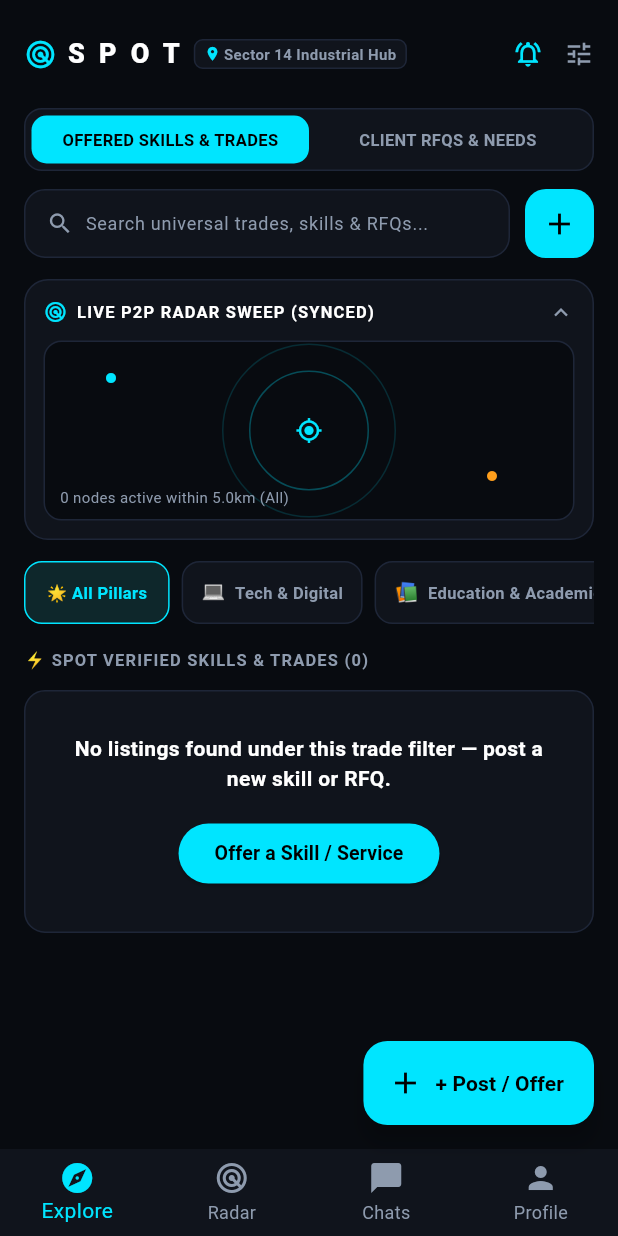
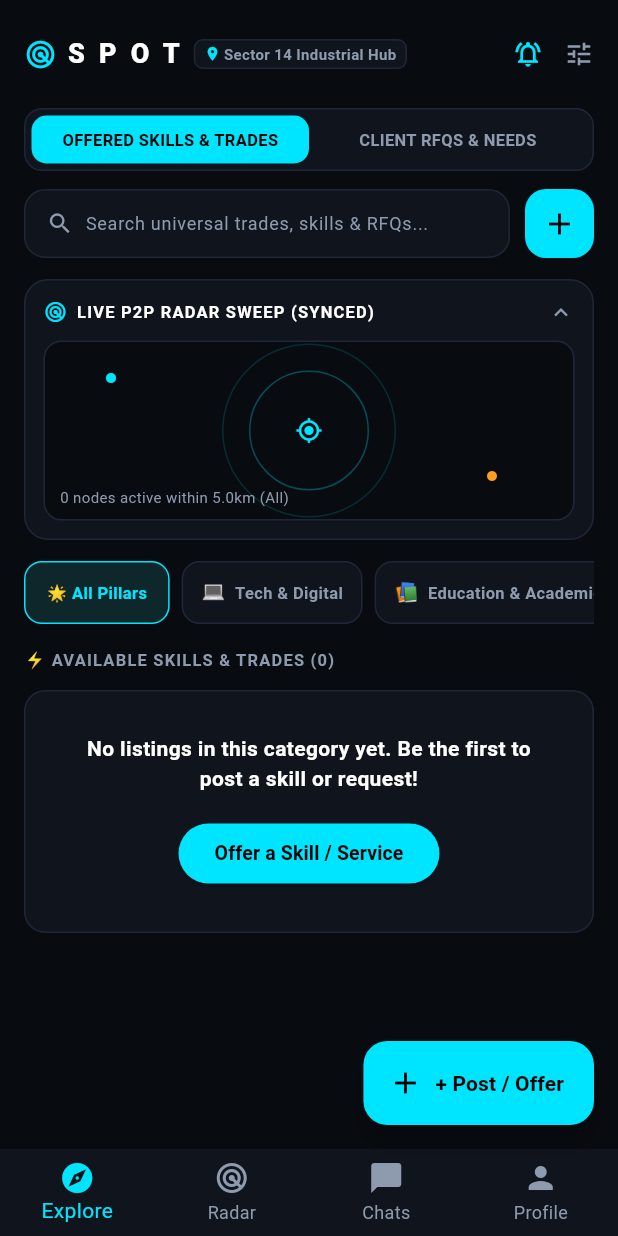
Before and after one commit to dilipnarayansah/the_radar_grid, a Flutter app: the screen it shows after launch, on a phone screen of 412 x 824 dp. Run offline on Flutter 3.47's test engine with Material 3 defaults, Android fonts, the phone set to English and light mode, and no system bars; our stand-ins replace cloud_firestore, firebase_auth, firebase_core, flutter_map, google_generative_ai, latlong2; accounts and stored records are empty; network calls fail.

Commit message:
refactor(core): complete stage 2 honesty remediation and purge unverified trust markers

```diff
--- a/lib/features/feed/explore_feed_screen.dart
+++ b/lib/features/feed/explore_feed_screen.dart
@@ -462,7 +462,7 @@ class _ExploreFeedScreenState extends State<ExploreFeedScreen> {
             mainAxisAlignment: MainAxisAlignment.spaceBetween,
             children: [
               Text(
-                widget.isJobBoardMode ? '📋 ACTIVE CLIENT RFQS & NEEDS (${withinRange.length})' : '⚡ SPOT VERIFIED SKILLS & TRADES (${withinRange.length})',
+                widget.isJobBoardMode ? '📋 ACTIVE CLIENT RFQS & NEEDS (${withinRange.length})' : '⚡ AVAILABLE SKILLS & TRADES (${withinRange.length})',
                 style: const TextStyle(color: Color(0xFF8E9BAE), fontSize: 11, fontWeight: FontWeight.bold, letterSpacing: 0.8),
               ),
             ],
@@ -475,7 +475,7 @@ class _ExploreFeedScreenState extends State<ExploreFeedScreen> {
               decoration: BoxDecoration(color: const Color(0xFF10141C), borderRadius: BorderRadius.circular(14), border: Border.all(color: const Color(0xFF1E2638))),
               child: Column(
                 children: [
-                  const Text('No listings found under this trade filter — post a new skill or RFQ.', style: TextStyle(color: Colors.white, fontSize: 14, fontWeight: FontWeight.bold), textAlign: TextAlign.center),
+                  const Text('No listings in this category yet. Be the first to post a skill or request!', style: TextStyle(color: Colors.white, fontSize: 14, fontWeight: FontWeight.bold), textAlign: TextAlign.center),
                   const SizedBox(height: 16),
                   ElevatedButton(
                     style: ElevatedButton.styleFrom(backgroundColor: widget.isJobBoardMode ? const Color(0xFFFF9F1C) : const Color(0xFF00E5FF)),
--- a/lib/features/profile/profile_screen.dart
+++ b/lib/features/profile/profile_screen.dart
@@ -155,16 +155,14 @@ class _ProfileScreenState extends State<ProfileScreen> {
               mainAxisAlignment: MainAxisAlignment.center,
               children: [
                 Text(
-                  user?.email ?? (user == null || user.isAnonymous ? 'Guest Industrial Partner' : 'Verified Spot Enterprise'),
+                  user?.email ?? 'Spot Member',
                   style: const TextStyle(fontSize: 16, fontWeight: FontWeight.bold, color: Colors.white),
                 ),
-                const SizedBox(width: 4),
-                const Icon(Icons.verified, color: Color(0xFF00E5FF), size: 16),
               ],
             ),
           ),
           const SizedBox(height: 4),
-          const Center(child: Text('Joined October 2026 • ★ 4.9 Verified Spot Industrial Partner', style: TextStyle(fontSize: 12, color: Color(0xFF8E9BAE)))),
+          const Center(child: Text('Joined October 2026 • Spot Member', style: TextStyle(fontSize: 12, color: Color(0xFF8E9BAE)))),
           const SizedBox(height: 16),
           Row(
             mainAxisAlignment: MainAxisAlignment.center,
@@ -237,9 +235,9 @@ class _ProfileScreenState extends State<ProfileScreen> {
           ListTile(
             tileColor: const Color(0xFF10141C),
             shape: RoundedRectangleBorder(borderRadius: BorderRadius.circular(12), side: const BorderSide(color: Color(0xFF1E2638))),
-            leading: const Icon(Icons.verified_user, color: Color(0xFF00E5FF)),
+            leading: const Icon(Icons.person, color: Color(0xFF00E5FF)),
             title: const Text('Spot Industrial Tier', style: TextStyle(fontSize: 13, fontWeight: FontWeight.bold, color: Colors.white)),
-            subtitle: const Text('Verified Industrial Showcase • 18 Completed Contracts', style: TextStyle(fontSize: 11, color: Color(0xFF8E9BAE))),
+            subtitle: Text('Industrial Showcase • ${userListings.length} Listings', style: const TextStyle(fontSize: 11, color: Color(0xFF8E9BAE))),
           ),
         ],
       ),
--- a/lib/features/shell/main_spot_shell.dart
+++ b/lib/features/shell/main_spot_shell.dart
@@ -69,7 +69,7 @@ class _MainSpotShellState extends State<MainSpotShell> {
     final titleCtrl = TextEditingController(text: 'Full-Stack Flutter & AI Assistant');
     final rateCtrl = TextEditingController(text: '₹800/hr');
     final budgetCtrl = TextEditingController(text: '5000');
-    final bioCtrl = TextEditingController(text: 'Verified expert in modular architecture and real-time P2P networking.');
+    final bioCtrl = TextEditingController(text: '');
 
     // Service delivery mode: On-Site vs Remote
     String deliveryMode = 'Remote';
@@ -321,7 +321,7 @@ class _MainSpotShellState extends State<MainSpotShell> {
                         'title': titleCtrl.text.trim(),
                         'subtitle': '$selectedSubTrade • ${currentPillar.nameEn}',
                         'category': currentPillar.nameEn,
-                        'tag': isOfferMode ? 'VERIFIED SKILL' : 'WANTED RFQ ($urgencyTier)',
+                        'tag': isOfferMode ? 'OFFERED SKILL' : 'WANTED RFQ ($urgencyTier)',
                         'iconEmoji': currentPillar.iconEmoji,
                         'rating': 5.0,
                         'reviewsCount': 1,
@@ -332,7 +332,7 @@ class _MainSpotShellState extends State<MainSpotShell> {
                         'phone': '+919876543210',
                         'sector': _activeLocationName,
                         'type': isOfferMode ? 'offer' : 'need',
-                        'isVerified': true,
+                        'isVerified': false,
                         'authorId': _firebaseUser!.uid,
                         'timestamp': FieldValue.serverTimestamp(),
                         'imageUrls': [],
--- a/lib/models/listing.dart
+++ b/lib/models/listing.dart
@@ -49,7 +49,7 @@ class GridListing {
     this.latitude,
     this.longitude,
     this.type = ListingType.offer,
-    this.isVerified = true,
+    this.isVerified = false,
     this.paymentTag = '📱 UPI / Cash',
     this.statusText = '🟢 Active Now',
     this.isFavorite = false,
@@ -130,7 +130,7 @@ class GridListing {
         (value) => value.name == typeName,
         orElse: () => ListingType.offer,
       ),
-      isVerified: data['isVerified'] as bool? ?? true,
+      isVerified: data['isVerified'] as bool? ?? false,
       paymentTag: data['paymentTag'] as String? ?? '📱 UPI / Cash',
       statusText: data['statusText'] as String? ?? '🟢 Active Now',
       isFavorite: data['isFavorite'] as bool? ?? false,
--- a/lib/services/ai_copilot_service.dart
+++ b/lib/services/ai_copilot_service.dart
@@ -19,7 +19,7 @@ class AiCopilotService {
     }
 
     // Professional Heuristic Fallback
-    return '⚡ [Verified Enterprise Grade]: $roughTitle. $roughBio (Clean condition, immediate inspection & neighborhood delivery available).';
+    return '⚡ [Spot Service Brief]: $roughTitle. $roughBio (Clean condition, immediate inspection & neighborhood delivery available).';
   }
 
   static Future<String> estimateFairPrice(String itemTitle, String currentBid) async {
```
Also changed, not shown: lib/features/chat/chat_screens.dart (+10 -59 lines), 1 other file.
